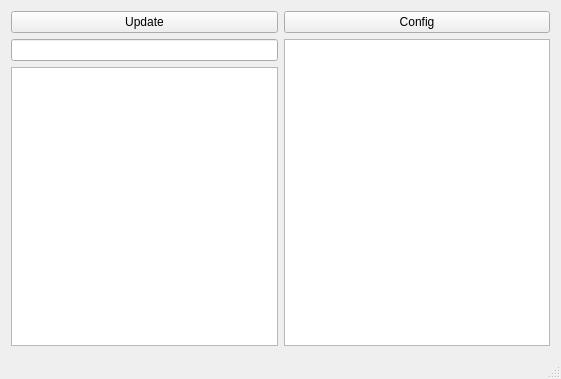
IJHack/QtPass, file mainwindow.ui: the form before one commit.
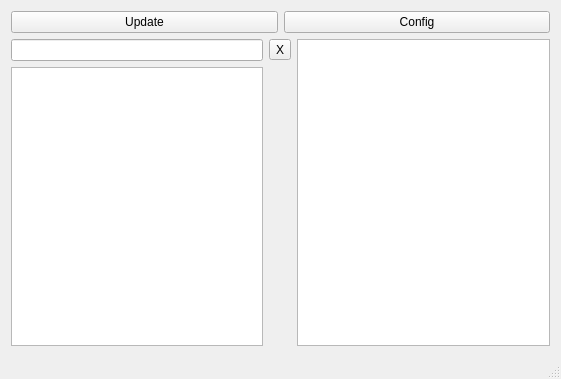
The form after the commit.

What changed in the file:
```diff
--- a/mainwindow.ui
+++ b/mainwindow.ui
@@ -36,11 +36,18 @@
     <item>
      <layout class="QHBoxLayout" name="horizontalLayout">
       <item>
-       <layout class="QVBoxLayout" name="verticalLayout_3">
-        <item>
+       <layout class="QGridLayout" name="gridLayout_2">
+        <item row="1" column="1">
          <widget class="QLineEdit" name="lineEdit"/>
         </item>
-        <item>
+        <item row="1" column="2">
+         <widget class="QToolButton" name="clearButton">
+          <property name="text">
+           <string>X</string>
+          </property>
+         </widget>
+        </item>
+        <item row="2" column="1">
          <widget class="QTreeView" name="treeView"/>
         </item>
        </layout>
```
